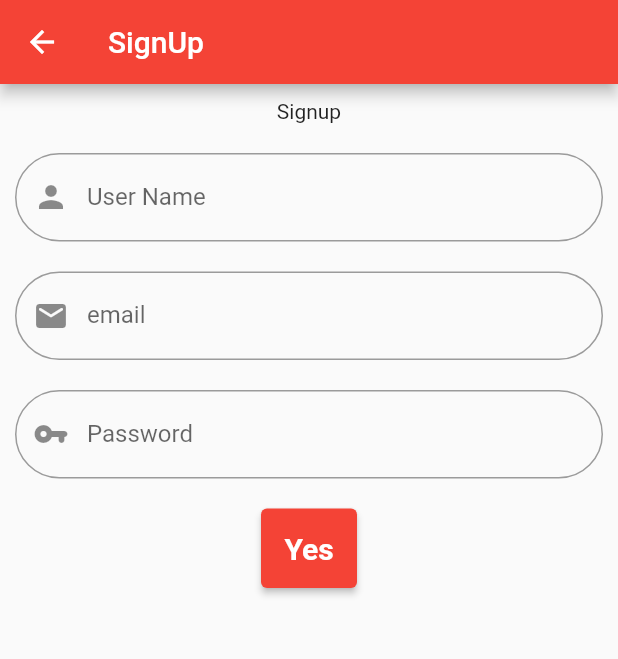
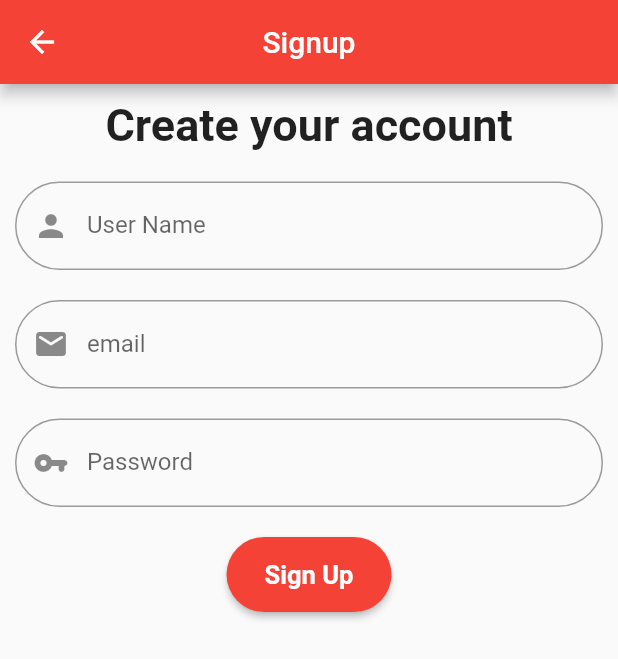
Before and after one commit to GeekMind00/Randomly, a Flutter app: the screen it shows after launch, after a tap on "Sign Up", on a phone screen of 412 x 824 dp. Shown: the top 659 px of the screen. Run offline on Flutter 3.47's test engine with Material 2 defaults, Android fonts, the phone set to English and light mode, and no system bars.

Commit message:
btn class

```diff
--- a/razan/lib/components/button.dart
+++ b/razan/lib/components/button.dart
@@ -1,5 +1,3 @@
-
-
 
 import 'package:flutter/material.dart';
 import 'package:flutter/widgets.dart';
@@ -14,13 +12,19 @@ class Button extends StatelessWidget {
   Widget build(BuildContext context) {
 
     return ElevatedButton(
+
       onPressed: (){},
       child: Text(text),
       style: ElevatedButton.styleFrom(
+
         primary: Colors.red,
-        padding: EdgeInsetsDirectional.all(15),
+        fixedSize: Size(110, 50),
+        //padding: EdgeInsetsDirectional.all(25),
+        shape: RoundedRectangleBorder(
+          borderRadius: BorderRadius.circular(50)
+        ),
         textStyle: TextStyle(
-          fontSize: 20,
+          fontSize: 17,
           fontWeight: FontWeight.bold
         )
       )
--- a/razan/lib/components/inputtext.dart
+++ b/razan/lib/components/inputtext.dart
@@ -25,3 +25,13 @@ TextFormField buildPasswordField() {
         border: OutlineInputBorder(borderRadius: BorderRadius.circular(50))),
   );
 }
+
+TextFormField buildUserNameField(){
+  return TextFormField(
+    decoration: InputDecoration(
+        labelText: "User Name",
+        prefixIcon: Padding(
+            padding: EdgeInsets.all(10), child: Icon(Icons.person)),
+        border: OutlineInputBorder(borderRadius: BorderRadius.circular(50))),
+  );
+}
--- a/razan/lib/screens/home.dart
+++ b/razan/lib/screens/home.dart
@@ -14,20 +14,21 @@ class _HomeState extends State<Home> {
   Widget build(BuildContext context) {
     return Scaffold(
       appBar: AppBar(
+        centerTitle: true,
         title: Text("Login"),
         backgroundColor: Colors.red,
       ),
       body: Padding(
-        padding: EdgeInsets.all(10),
+        padding: EdgeInsets.fromLTRB(20, 50, 20, 50),
         child: Form(
           child: Column(
             children: [
               SizedBox(
                 height: 20,
               ),
-              Text('LOGIN'),
+              Text('LOGIN' , style: TextStyle(fontSize: 30 ,fontWeight: FontWeight.bold),),
               SizedBox(
-                height: 20,
+                height: 40,
               ),
               buildEmailField(), //function to create EmailField
               SizedBox(
@@ -37,12 +38,13 @@ class _HomeState extends State<Home> {
               SizedBox(
                 height: 20,
               ),
+              //Padding(padding: EdgeInsets.only(top: 100)),
               Button('Log In', (){}),
               Row(
 
                 mainAxisAlignment: MainAxisAlignment.center,
                 children: [
-                  Padding(padding: EdgeInsets.only(top: 40)
+                  Padding(padding: EdgeInsets.only(top: 70)
 
                   ),
                   Text("Don't have Acount , ", style: TextStyle(fontStyle: FontStyle.italic),),
@@ -51,7 +53,8 @@ class _HomeState extends State<Home> {
                       Navigator.pushNamed(context, 'sign_up');
                     },
                     child: Text('Sign Up',
-                    style: TextStyle(fontWeight: FontWeight.bold),
+                    style: TextStyle(fontWeight: FontWeight.bold, color: Colors.red),
+
                     ),
                   ),
                 ],
--- a/razan/lib/screens/sign_up.dart
+++ b/razan/lib/screens/sign_up.dart
@@ -9,7 +9,8 @@ class Signup extends StatelessWidget {
   Widget build(BuildContext context) {
     return Scaffold(
       appBar: AppBar(
-        title: Text("SignUp"),
+        centerTitle: true,
+        title: Text("Signup"),
         backgroundColor: Colors.red,
       ),
       body: Padding(
@@ -17,7 +18,7 @@ class Signup extends StatelessWidget {
         child: Form(
         child: Column(
           children: [
-            Text('Signup'),
+            Text('Create your account' , style: TextStyle(fontSize: 30 ,fontWeight: FontWeight.bold),),
             SizedBox(height: 20,),
             buildUserNameField(),
             SizedBox(height: 20,),
@@ -25,7 +26,7 @@ class Signup extends StatelessWidget {
             SizedBox(height: 20,),
             buildPasswordField(), // function to create Password Field
             SizedBox(height: 20,),
-            Button('Yes', (){}), // class of buttons
+            Button('Sign Up', (){}), // class of buttons
 
 
         ],
@@ -37,12 +38,3 @@ class Signup extends StatelessWidget {
     );
   }
 }
-TextFormField buildUserNameField(){
-  return TextFormField(
-    decoration: InputDecoration(
-        labelText: "User Name",
-        prefixIcon: Padding(
-            padding: EdgeInsets.all(10), child: Icon(Icons.person)),
-        border: OutlineInputBorder(borderRadius: BorderRadius.circular(50))),
-  );
-}
```
